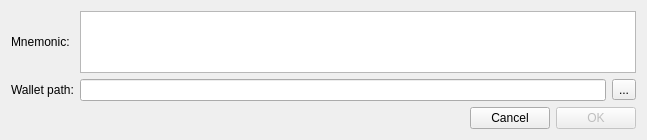
Above: src/gui/ui/restorefrommnemonicseeddialog.ui from pluracoin/pluracoin-gui-wallet before the change. Below: the same form after it.
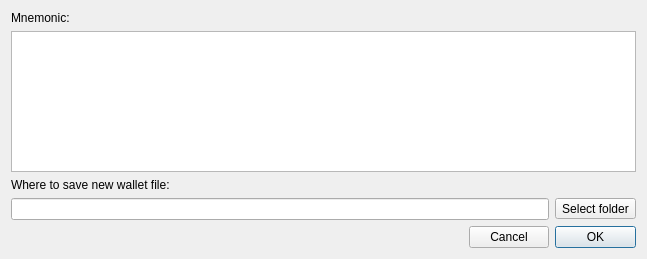
That is the form after the change.

What changed in the file:
```diff
--- a/src/gui/ui/restorefrommnemonicseeddialog.ui
+++ b/src/gui/ui/restorefrommnemonicseeddialog.ui
@@ -7,7 +7,7 @@
     <x>0</x>
     <y>0</y>
     <width>647</width>
-    <height>140</height>
+    <height>259</height>
    </rect>
   </property>
   <property name="minimumSize">
@@ -19,8 +19,6 @@
   <property name="windowTitle">
    <string>Restore from mnemonic phrase</string>
   </property>
-  <layout class="QVBoxLayout" name="verticalLayout">
-   <item>
     <layout class="QGridLayout" name="gridLayout">
      <item row="0" column="0">
       <widget class="QLabel" name="label">
@@ -29,68 +27,44 @@
        </property>
       </widget>
      </item>
-     <item row="2" column="2">
-      <widget class="QToolButton" name="m_selectPathButton">
-       <property name="text">
-        <string>...</string>
+   <item row="1" column="0" colspan="3">
+    <widget class="QTextEdit" name="m_seedEdit">
+     <property name="readOnly">
+      <bool>false</bool>
        </property>
       </widget>
      </item>
      <item row="2" column="0">
       <widget class="QLabel" name="label_2">
        <property name="text">
-        <string>Wallet path:</string>
+      <string>Where to save new wallet file:</string>
        </property>
       </widget>
      </item>
-     <item row="2" column="1">
+   <item row="3" column="0" colspan="2">
       <widget class="QLineEdit" name="m_pathEdit"/>
      </item>
-     <item row="0" column="1" colspan="2">
-      <widget class="QTextEdit" name="m_seedEdit">
-       <property name="readOnly">
-        <bool>false</bool>
-       </property>
-      </widget>
-     </item>
-    </layout>
-   </item>
-   <item>
-    <spacer name="verticalSpacer">
-     <property name="orientation">
-      <enum>Qt::Vertical</enum>
-     </property>
-     <property name="sizeHint" stdset="0">
-      <size>
-       <width>20</width>
-       <height>2</height>
-      </size>
-     </property>
-    </spacer>
-   </item>
-   <item>
-    <layout class="QHBoxLayout" name="horizontalLayout">
-     <item>
-      <widget class="QLabel" name="m_errorLabel">
+   <item row="3" column="2">
+    <widget class="QToolButton" name="m_selectPathButton">
        <property name="text">
-        <string/>
+      <string>Select folder</string>
        </property>
       </widget>
      </item>
-     <item>
+   <item row="4" column="0">
       <spacer name="horizontalSpacer">
        <property name="orientation">
         <enum>Qt::Horizontal</enum>
        </property>
        <property name="sizeHint" stdset="0">
         <size>
-         <width>40</width>
+       <width>454</width>
          <height>20</height>
         </size>
        </property>
       </spacer>
      </item>
-     <item>
+   <item row="4" column="1">
       <widget class="QPushButton" name="m_cancelButton">
        <property name="text">
         <string>Cancel</string>
@@ -100,11 +74,8 @@
        </property>
       </widget>
      </item>
-     <item>
+   <item row="4" column="2">
       <widget class="QPushButton" name="m_okButton">
-       <property name="enabled">
-        <bool>false</bool>
-       </property>
        <property name="text">
         <string>OK</string>
        </property>
@@ -117,8 +88,19 @@
       </widget>
      </item>
     </layout>
-   </item>
-  </layout>
+  <widget class="QLabel" name="m_errorLabel">
+   <property name="geometry">
+    <rect>
+     <x>320</x>
+     <y>227</y>
+     <width>16</width>
+     <height>16</height>
+    </rect>
+   </property>
+   <property name="text">
+    <string/>
+   </property>
+  </widget>
  </widget>
  <resources/>
  <connections>
```
Left out of the diff: 16 changed lines with no effect on the pictures. Lines whose indentation alone changed are shown as unchanged.
